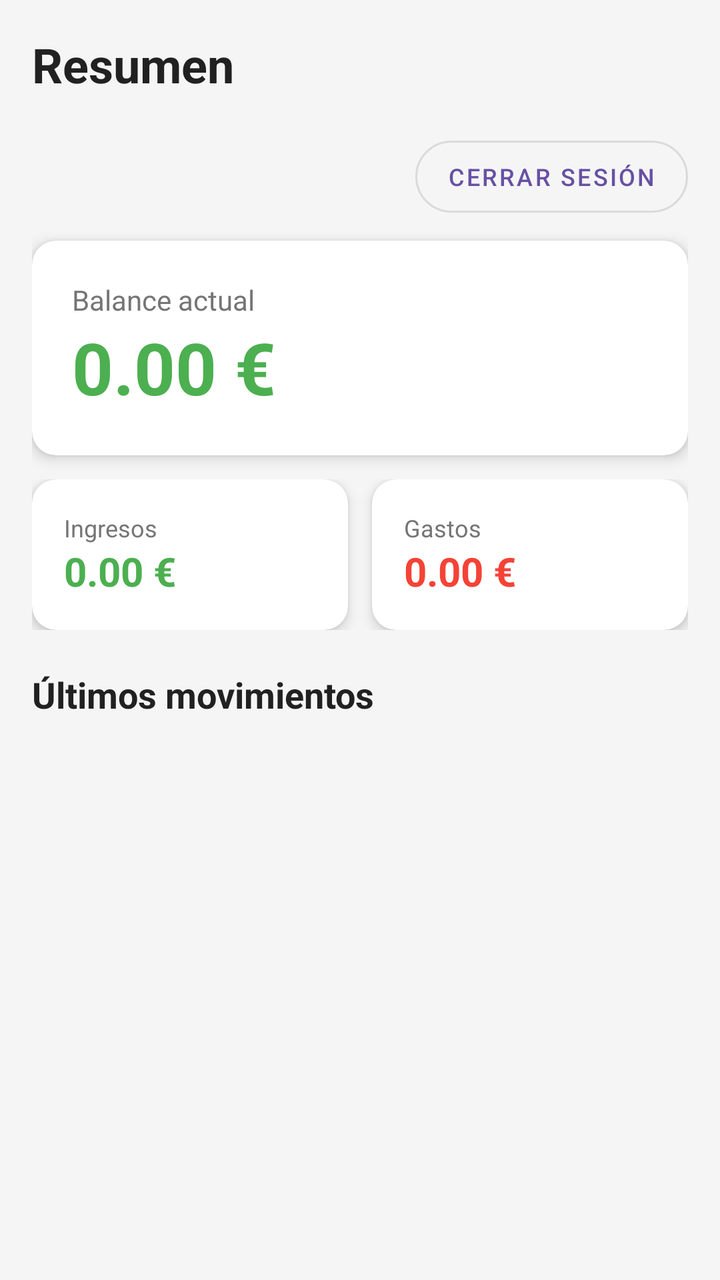
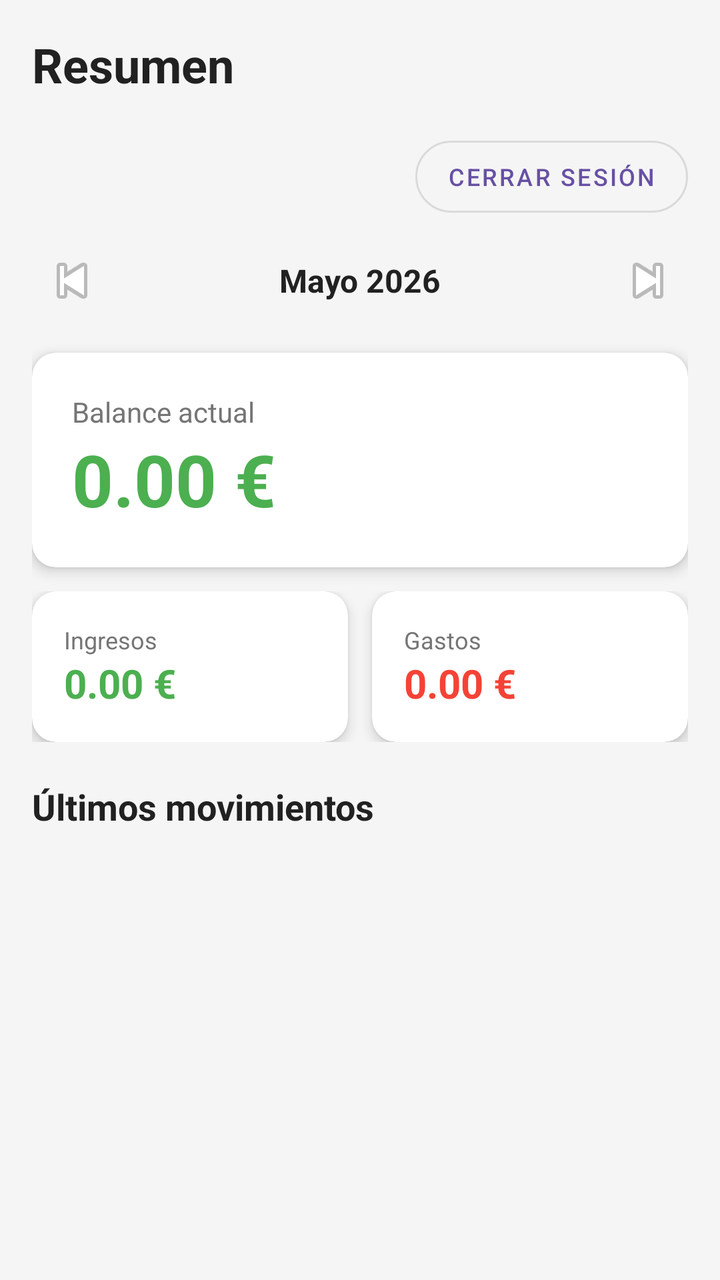

Two renders of the same Android screen: before a commit and after it. Below are the layout's source before the change and the commit's diff.
<!-- AndroidManifest.xml: application theme Theme.Zentryc -->
<!-- res/layout/fragment_dashboard.xml -->
<?xml version="1.0" encoding="utf-8"?>
<ScrollView xmlns:android="http://schemas.android.com/apk/res/android"
    xmlns:app="http://schemas.android.com/apk/res-auto"
    android:layout_width="match_parent"
    android:layout_height="match_parent"
    android:background="#F5F5F5">

    <LinearLayout
        android:layout_width="match_parent"
        android:layout_height="wrap_content"
        android:orientation="vertical"
        android:padding="16dp">

        
        <TextView
            android:layout_width="wrap_content"
            android:layout_height="wrap_content"
            android:text="Resumen"
            android:textSize="24sp"
            android:textStyle="bold"
            android:textColor="#212121"
            android:layout_marginBottom="16dp" />

        
        <com.google.android.material.button.MaterialButton
            android:id="@+id/btnLogout"
            android:layout_width="wrap_content"
            android:layout_height="wrap_content"
            android:text="Cerrar sesión"
            android:textSize="12sp"
            android:layout_gravity="end"
            android:layout_marginBottom="8dp"
            app:cornerRadius="20dp"
            style="@style/Widget.MaterialComponents.Button.OutlinedButton"
            xmlns:app="http://schemas.android.com/apk/res-auto" />

        
        <androidx.cardview.widget.CardView
            android:layout_width="match_parent"
            android:layout_height="wrap_content"
            android:layout_marginBottom="12dp"
            app:cardCornerRadius="12dp"
            app:cardElevation="4dp">

            <LinearLayout
                android:layout_width="match_parent"
                android:layout_height="wrap_content"
                android:orientation="vertical"
                android:padding="20dp">

                <TextView
                    android:layout_width="wrap_content"
                    android:layout_height="wrap_content"
                    android:text="Balance actual"
                    android:textSize="14sp"
                    android:textColor="#757575" />

                <TextView
                    android:id="@+id/tvBalance"
                    android:layout_width="wrap_content"
                    android:layout_height="wrap_content"
                    android:text="0.00 €"
                    android:textSize="36sp"
                    android:textStyle="bold"
                    android:textColor="#4CAF50" />

            </LinearLayout>
        </androidx.cardview.widget.CardView>

        
        <LinearLayout
            android:layout_width="match_parent"
            android:layout_height="wrap_content"
            android:orientation="horizontal"
            android:layout_marginBottom="20dp">

            
            <androidx.cardview.widget.CardView
                android:layout_width="0dp"
                android:layout_height="wrap_content"
                android:layout_weight="1"
                android:layout_marginEnd="6dp"
                app:cardCornerRadius="12dp"
                app:cardElevation="4dp">

                <LinearLayout
                    android:layout_width="match_parent"
                    android:layout_height="wrap_content"
                    android:orientation="vertical"
                    android:padding="16dp">

                    <TextView
                        android:layout_width="wrap_content"
                        android:layout_height="wrap_content"
                        android:text="Ingresos"
                        android:textSize="12sp"
                        android:textColor="#757575" />

                    <TextView
                        android:id="@+id/tvTotalIncome"
                        android:layout_width="wrap_content"
                        android:layout_height="wrap_content"
                        android:text="0.00 €"
                        android:textSize="20sp"
                        android:textStyle="bold"
                        android:textColor="#4CAF50" />

                </LinearLayout>
            </androidx.cardview.widget.CardView>

            
            <androidx.cardview.widget.CardView
                android:layout_width="0dp"
                android:layout_height="wrap_content"
                android:layout_weight="1"
                android:layout_marginStart="6dp"
                app:cardCornerRadius="12dp"
                app:cardElevation="4dp">

                <LinearLayout
                    android:layout_width="match_parent"
                    android:layout_height="wrap_content"
                    android:orientation="vertical"
                    android:padding="16dp">

                    <TextView
                        android:layout_width="wrap_content"
                        android:layout_height="wrap_content"
                        android:text="Gastos"
                        android:textSize="12sp"
                        android:textColor="#757575" />

                    <TextView
                        android:id="@+id/tvTotalExpenses"
                        android:layout_width="wrap_content"
                        android:layout_height="wrap_content"
                        android:text="0.00 €"
                        android:textSize="20sp"
                        android:textStyle="bold"
                        android:textColor="#F44336" />

                </LinearLayout>
            </androidx.cardview.widget.CardView>

        </LinearLayout>

        
        <TextView
            android:layout_width="wrap_content"
            android:layout_height="wrap_content"
            android:text="Últimos movimientos"
            android:textSize="18sp"
            android:textStyle="bold"
            android:textColor="#212121"
            android:layout_marginBottom="8dp" />

        <androidx.recyclerview.widget.RecyclerView
            android:id="@+id/recyclerRecent"
            android:layout_width="match_parent"
            android:layout_height="wrap_content"
            android:nestedScrollingEnabled="false" />

    </LinearLayout>
</ScrollView>
<!-- resources referenced by this layout -->
<resources>
  <style name="Theme.Zentryc" parent="Base.Theme.Zentryc" />
  <style name="Base.Theme.Zentryc" parent="Theme.Material3.DayNight.NoActionBar">
          
          
      </style>
</resources>

<!-- the commit's change to res/layout/fragment_dashboard.xml (unified diff, before → after) -->
@@ -35,6 +35,43 @@
             xmlns:app="http://schemas.android.com/apk/res-auto" />
 
         
+        <LinearLayout
+            android:layout_width="match_parent"
+            android:layout_height="wrap_content"
+            android:orientation="horizontal"
+            android:gravity="center_vertical"
+            android:layout_marginBottom="16dp">
+
+            <ImageButton
+                android:id="@+id/btnPreviousMonth"
+                android:layout_width="40dp"
+                android:layout_height="40dp"
+                android:src="@android:drawable/ic_media_previous"
+                android:background="?attr/selectableItemBackgroundBorderless"
+                android:contentDescription="Mes anterior" />
+
+            <TextView
+                android:id="@+id/tvCurrentMonth"
+                android:layout_width="0dp"
+                android:layout_height="wrap_content"
+                android:layout_weight="1"
+                android:gravity="center"
+                android:text="Mayo 2026"
+                android:textSize="16sp"
+                android:textStyle="bold"
+                android:textColor="#212121" />
+
+            <ImageButton
+                android:id="@+id/btnNextMonth"
+                android:layout_width="40dp"
+                android:layout_height="40dp"
+                android:src="@android:drawable/ic_media_next"
+                android:background="?attr/selectableItemBackgroundBorderless"
+                android:contentDescription="Mes siguiente" />
+
+        </LinearLayout>
+
+        
         <androidx.cardview.widget.CardView
             android:layout_width="match_parent"
             android:layout_height="wrap_content"
